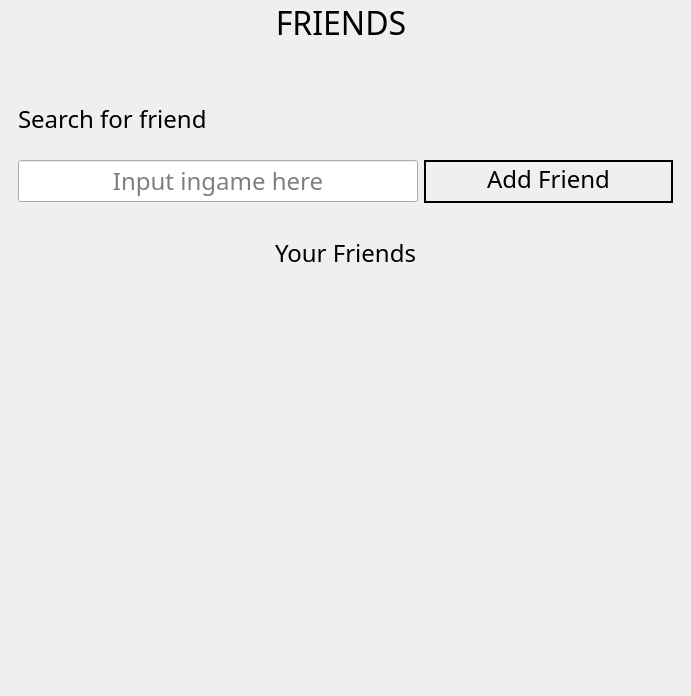
First picture: the form in nitin_venv/Chess-master/wui/friends.ui, repository NetworkProgramming-20212-Group1/ChessMultiplayer, before the edit.
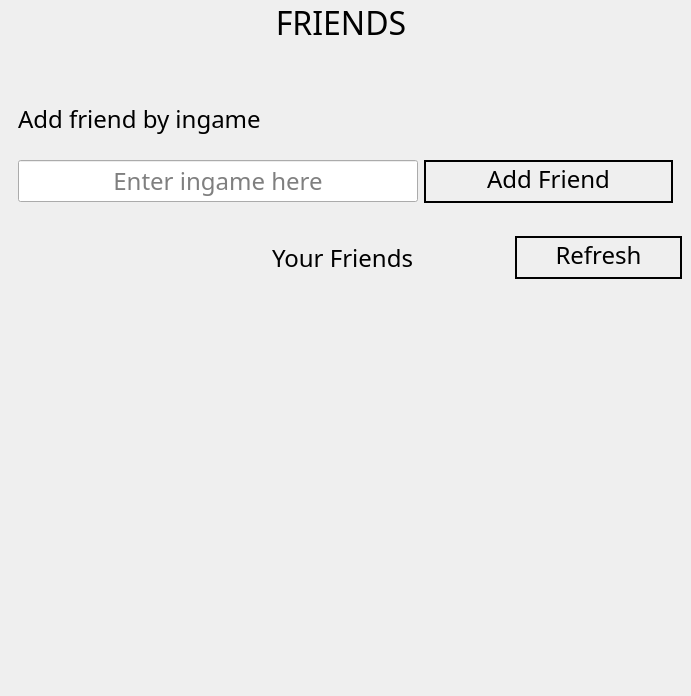
Second picture: the form after the edit.

Patch:
```diff
--- a/nitin_venv/Chess-master/wui/friends.ui
+++ b/nitin_venv/Chess-master/wui/friends.ui
@@ -87,7 +87,7 @@
                </font>
               </property>
               <property name="text">
-               <string>Search for friend</string>
+               <string>Add friend by ingame</string>
               </property>
              </widget>
             </item>
@@ -115,7 +115,7 @@
                <set>Qt::AlignCenter</set>
               </property>
               <property name="placeholderText">
-               <string>Input ingame here</string>
+               <string>Enter ingame here</string>
               </property>
              </widget>
             </item>
@@ -172,7 +172,7 @@
               <x>0</x>
               <y>0</y>
               <width>691</width>
-              <height>410</height>
+              <height>401</height>
              </rect>
             </property>
             <layout class="QVBoxLayout" name="verticalLayout"/>
@@ -187,7 +187,20 @@
              <pointsize>18</pointsize>
             </font>
            </property>
-           <layout class="QVBoxLayout" name="verticalLayout_4">
+           <layout class="QHBoxLayout" name="horizontalLayout_2" stretch="1,2,1">
+            <item>
+             <spacer name="horizontalSpacer">
+              <property name="orientation">
+               <enum>Qt::Horizontal</enum>
+              </property>
+              <property name="sizeHint" stdset="0">
+               <size>
+                <width>40</width>
+                <height>20</height>
+               </size>
+              </property>
+             </spacer>
+            </item>
             <item>
              <widget class="QLabel" name="Your_friends">
               <property name="font">
@@ -204,6 +217,21 @@
               </property>
              </widget>
             </item>
+            <item>
+             <widget class="QPushButton" name="refreshButton">
+              <property name="cursor">
+               <cursorShape>OpenHandCursor</cursorShape>
+              </property>
+              <property name="styleSheet">
+               <string notr="true">border-radius : 100; 
+border : 2px solid black;
+padding-bottom: 5px</string>
+              </property>
+              <property name="text">
+               <string>Refresh</string>
+              </property>
+             </widget>
+            </item>
            </layout>
           </widget>
          </item>
```
Left out of the diff: 12 changed lines with no effect on the pictures.
